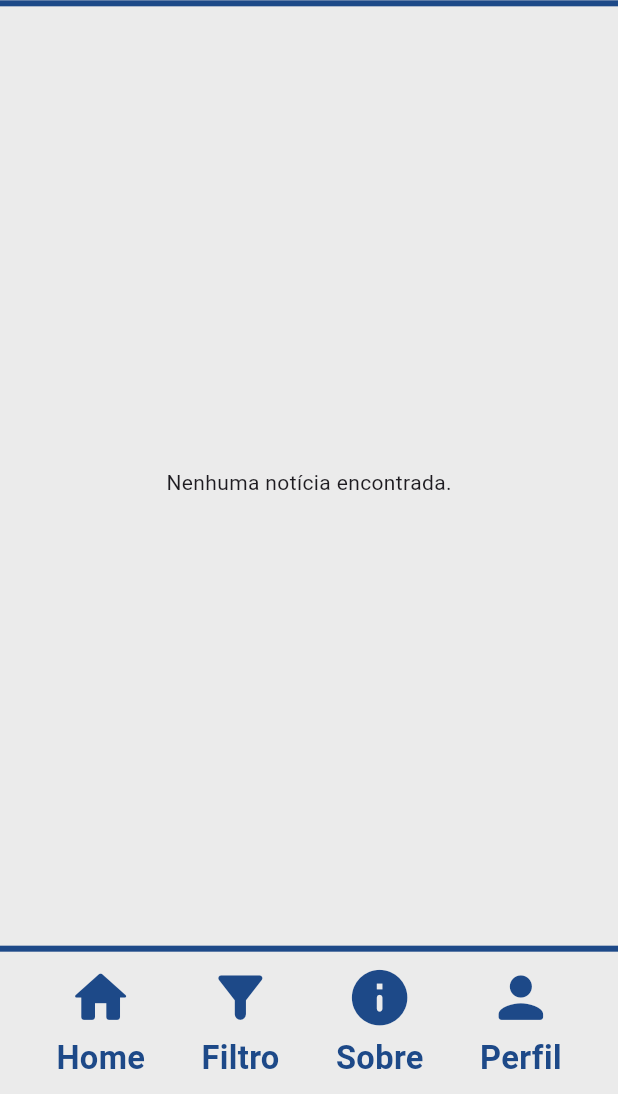
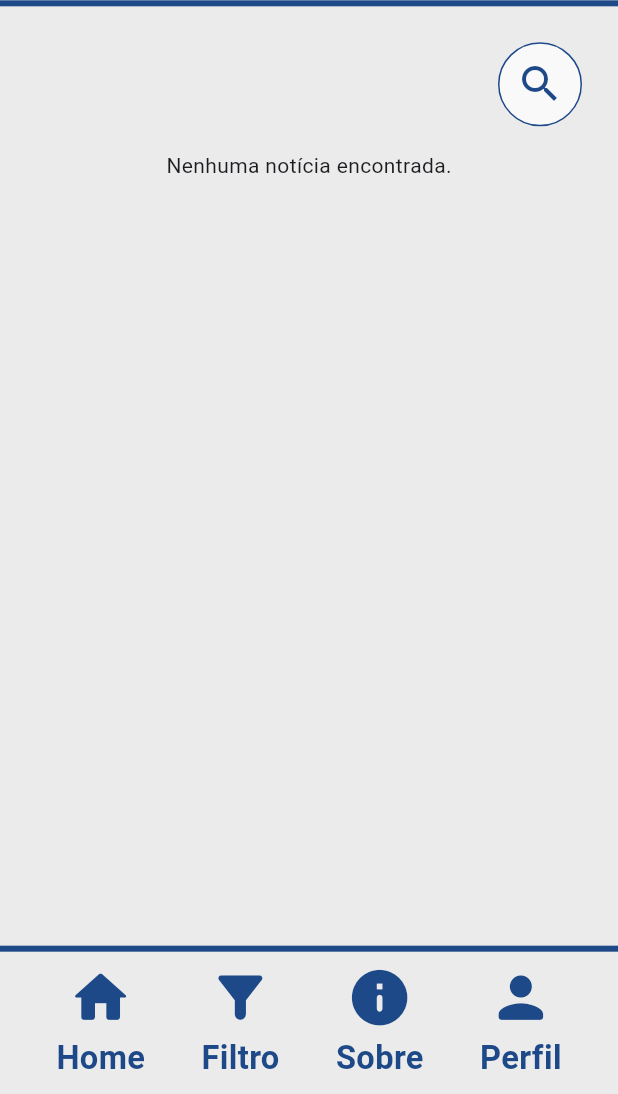
Before and after one commit to GWI-News/Semestre5-Mobile, a Flutter app: the screen it shows after launch, on a phone screen of 412 x 824 dp, the part 142-1236 px from its top. Run offline on Flutter 3.47's test engine with Material 3 defaults, Android fonts, the light colour scheme and no system bars; our stand-ins replace cloud_firestore, firebase_core, flutter_svg; accounts and stored records are empty.

Commit message:
Add NewsSearchBar widget for enhanced news searching functionality.

```diff
--- a/semestre5_mobile/lib/pages/news_dashboard_page.dart
+++ b/semestre5_mobile/lib/pages/news_dashboard_page.dart
@@ -2,6 +2,7 @@ import 'package:flutter/material.dart';
 import 'package:semestre5_mobile/widgets/header.dart';
 import 'package:semestre5_mobile/widgets/navbar.dart';
 import 'package:semestre5_mobile/widgets/news_card.dart';
+import 'package:semestre5_mobile/widgets/news_search_bar.dart'; // Corrigido: nome correto do widget
 import 'package:semestre5_mobile/context/firestore_db_context.dart';
 
 class NewsDashboardPage extends StatefulWidget {
@@ -43,7 +44,16 @@ class _NewsDashboardPageState extends State<NewsDashboardPage> {
                 left: 8,
                 right: 8,
               ),
-              child: FutureBuilder<List<Map<String, dynamic>>>(
+              child: SingleChildScrollView(
+                child: Center(
+                  child: ConstrainedBox(
+                    constraints: const BoxConstraints(maxWidth: 1200),
+                    child: Column(
+                      crossAxisAlignment: CrossAxisAlignment.center,
+                      children: [
+                        const NewsSearchBar(), // Corrigido: nome correto do widget
+                        const SizedBox(height: 8),
+                        FutureBuilder<List<Map<String, dynamic>>>(
                           future: _newsFuture,
                           builder: (context, snapshot) {
                             if (snapshot.connectionState == ConnectionState.waiting) {
@@ -58,11 +68,11 @@ class _NewsDashboardPageState extends State<NewsDashboardPage> {
                                 child: Text('Nenhuma notícia encontrada.'),
                               );
                             }
-                  return SingleChildScrollView(
-                    child: Wrap(
+                            return Wrap(
                               alignment: WrapAlignment.center,
-                      children:
-                          newsList.map((newsItem) {
+                              spacing: 8,
+                              runSpacing: 8,
+                              children: newsList.map((newsItem) {
                                 return NewsCard(
                                   newsItem: {
                                     ...newsItem,
@@ -71,14 +81,17 @@ class _NewsDashboardPageState extends State<NewsDashboardPage> {
                                     'title': newsItem['title'],
                                   },
                                   categoryName: newsItem['category'] ?? '',
-                              subcategoriesNames:
-                                  newsItem['subcategories'] ?? '',
+                                  subcategoriesNames: newsItem['subcategories'] ?? '',
                                   onTap: () {},
                                 );
                               }).toList(),
-                    ),
                             );
                           },
+                        ),
+                      ],
+                    ),
+                  ),
+                ),
               ),
             ),
           ),
--- /dev/null
+++ b/semestre5_mobile/lib/widgets/news_search_bar.dart
@@ -0,0 +1,289 @@
+import 'package:flutter/material.dart';
+import 'package:cloud_firestore/cloud_firestore.dart';
+import 'package:semestre5_mobile/widgets/news_card.dart';
+
+class NewsSearchBar extends StatefulWidget {
+  const NewsSearchBar({super.key});
+
+  @override
+  State<NewsSearchBar> createState() => _NewsSearchBarState();
+}
+
+class _NewsSearchBarState extends State<NewsSearchBar> {
+  final TextEditingController _controller = TextEditingController();
+  bool _searchBarDisplay = false;
+  String _searchTerm = '';
+  String _debouncedSearchTerm = '';
+  List<Map<String, dynamic>> _searchNews = [];
+  bool _resultSearch = true;
+  List<Map<String, dynamic>> _newsCategories = [];
+  List<Map<String, dynamic>> _newsSubcategories = [];
+  late final FocusNode _focusNode;
+
+  @override
+  void initState() {
+    super.initState();
+    _focusNode = FocusNode();
+    _fetchNewsCategories();
+    _fetchNewsSubcategories();
+    _controller.addListener(_onSearchChanged);
+  }
+
+  @override
+  void dispose() {
+    _controller.dispose();
+    _focusNode.dispose();
+    super.dispose();
+  }
+
+  void _onSearchChanged() {
+    setState(() {
+      _searchTerm = _controller.text;
+    });
+    _debounceSearch();
+  }
+
+  void _debounceSearch() {
+    Future.delayed(const Duration(milliseconds: 750), () {
+      if (_searchTerm == _controller.text) {
+        setState(() {
+          _debouncedSearchTerm = _searchTerm;
+        });
+        _fetchNews();
+      }
+    });
+  }
+
+  String _normalizeString(String str) {
+    return str
+        .toLowerCase()
+        .replaceAll(RegExp(r'[áàãâä]'), 'a')
+        .replaceAll(RegExp(r'[éèêë]'), 'e')
+        .replaceAll(RegExp(r'[íìîï]'), 'i')
+        .replaceAll(RegExp(r'[óòõôö]'), 'o')
+        .replaceAll(RegExp(r'[úùûü]'), 'u')
+        .replaceAll(RegExp(r'[ç]'), 'c')
+        .replaceAll(RegExp(r'[^a-z0-9 ]'), '');
+  }
+
+  Future<void> _fetchNews() async {
+    if (_debouncedSearchTerm.isEmpty) {
+      setState(() {
+        _searchNews = [];
+        _resultSearch = true;
+      });
+      return;
+    }
+    final normalizedSearchTerm = _normalizeString(_debouncedSearchTerm);
+    final query = FirebaseFirestore.instance
+        .collection('News')
+        .orderBy('normalized_title')
+        .startAt([normalizedSearchTerm])
+        .endAt(['$normalizedSearchTerm\uf8ff'])
+        .limit(10);
+
+    final snapshot = await query.get();
+    final newsList =
+        snapshot.docs.map((doc) {
+          final data = doc.data();
+          data['id'] = doc.id;
+          return data;
+        }).toList();
+
+    setState(() {
+      _searchNews = newsList;
+      _resultSearch = newsList.isNotEmpty;
+    });
+  }
+
+  Future<void> _fetchNewsCategories() async {
+    final snapshot =
+        await FirebaseFirestore.instance.collection('NewsCategories').get();
+    setState(() {
+      _newsCategories =
+          snapshot.docs.map((doc) {
+            final data = doc.data();
+            data['id'] = doc.id;
+            return data;
+          }).toList();
+    });
+  }
+
+  Future<void> _fetchNewsSubcategories() async {
+    final snapshot =
+        await FirebaseFirestore.instance.collection('NewsSubcategories').get();
+    setState(() {
+      _newsSubcategories =
+          snapshot.docs.map((doc) {
+            final data = doc.data();
+            data['id'] = doc.id;
+            return data;
+          }).toList();
+    });
+  }
+
+  String _verifyCategoryName(Map<String, dynamic> newsItem) {
+    final category = _newsCategories.firstWhere(
+      (cat) => cat['id'] == newsItem['news_category_id'],
+      orElse: () => {},
+    );
+    return category['name'] ?? '';
+  }
+
+  List<String> _verifySubcategoriesNames(Map<String, dynamic> newsItem) {
+    final List subcategoryIds = newsItem['news_subcategory_ids'] ?? [];
+    List<String> names = [];
+    for (final subId in subcategoryIds) {
+      final sub = _newsSubcategories.firstWhere(
+        (s) => s['id'] == subId,
+        orElse: () => {},
+      );
+      if (sub['name'] != null) names.add(sub['name']);
+    }
+    return names;
+  }
+
+  @override
+  Widget build(BuildContext context) {
+    final double width = MediaQuery.of(context).size.width;
+    const double closeButtonWidth = 56;
+
+    return Column(
+      crossAxisAlignment: CrossAxisAlignment.start,
+      children: [
+        // 1. Botão de abrir/fechar barra de pesquisa
+        Row(
+          mainAxisAlignment: MainAxisAlignment.end,
+          children: [
+            if (_searchBarDisplay)
+              // 2. Barra de pesquisa (input) à esquerda do botão
+              Expanded(
+                child: AnimatedContainer(
+                  duration: const Duration(milliseconds: 200),
+                  width: _searchBarDisplay ? double.infinity : 0,
+                  height: 56,
+                  margin: const EdgeInsets.only(
+                    bottom: 8,
+                    right: 0,
+                    left: 16,
+                    top: 16,
+                  ),
+                  decoration: BoxDecoration(
+                    color: Colors.white,
+                    borderRadius: BorderRadius.circular(16),
+                    boxShadow: [
+                      BoxShadow(
+                        color: Colors.black.withOpacity(0.10),
+                        blurRadius: 8,
+                        offset: const Offset(0, 2),
+                      ),
+                    ],
+                    border: Border.all(
+                      color: const Color(0xFF1D4988),
+                      width: 1,
+                    ),
+                  ),
+                  alignment: Alignment.centerLeft,
+                  child: Padding(
+                    padding: const EdgeInsets.only(left: 12.0, right: 8.0),
+                    child: TextField(
+                      controller: _controller,
+                      focusNode: _focusNode,
+                      autofocus: true,
+                      decoration: const InputDecoration(
+                        hintText: 'Busque por Notícias...',
+                        border: InputBorder.none,
+                        isDense: true,
+                      ),
+                      style: const TextStyle(fontSize: 18),
+                    ),
+                  ),
+                ),
+              ),
+            // Botão de abrir/fechar
+            Container(
+              margin: const EdgeInsets.only(
+                top: 16,
+                bottom: 8,
+                right: 16,
+                left: 8,
+              ),
+              width: closeButtonWidth,
+              height: 56,
+              child: IconButton(
+                icon: Icon(
+                  _searchBarDisplay ? Icons.close : Icons.search,
+                  color: const Color(0xFF1D4988),
+                  size: _searchBarDisplay ? 28 : 32,
+                ),
+                onPressed: () {
+                  setState(() {
+                    _searchBarDisplay = !_searchBarDisplay;
+                    if (!_searchBarDisplay) {
+                      _controller.clear();
+                      _searchNews = [];
+                      _resultSearch = true;
+                    } else {
+                      _focusNode.requestFocus();
+                    }
+                  });
+                },
+                splashRadius: 28,
+                style: ButtonStyle(
+                  backgroundColor: MaterialStateProperty.all(Color(0xFFF9F9F9)),
+                  foregroundColor: MaterialStateProperty.all(Color(0xFF1D4988)),
+                  shape: MaterialStateProperty.all(const CircleBorder()),
+                  side: MaterialStateProperty.all(
+                    const BorderSide(color: Color(0xFF1D4988)),
+                  ),
+                ),
+              ),
+            ),
+          ],
+        ),
+        // 3. Resultados da busca abaixo dos elementos
+        if (_searchBarDisplay && _debouncedSearchTerm.isNotEmpty)
+          Padding(
+            padding: const EdgeInsets.only(top: 8, left: 16, right: 16),
+            child:
+                _resultSearch
+                    ? Wrap(
+                      alignment: WrapAlignment.center,
+                      spacing: 8,
+                      runSpacing: 8,
+                      children:
+                          _searchNews
+                              .map(
+                                (newsItem) => SizedBox(
+                                  width: width < 600 ? width * 0.95 : 352,
+                                  child: NewsCard(
+                                    newsItem: newsItem,
+                                    categoryName: _verifyCategoryName(newsItem),
+                                    subcategoriesNames:
+                                        _verifySubcategoriesNames(
+                                          newsItem,
+                                        ).join(', '),
+                                    onTap: null,
+                                  ),
+                                ),
+                              )
+                              .toList(),
+                    )
+                    : const Center(
+                      child: Padding(
+                        padding: EdgeInsets.symmetric(vertical: 16),
+                        child: Text(
+                          'Nenhum Resultado Encontrado.',
+                          style: TextStyle(
+                            fontSize: 18,
+                            color: Color(0xFF1D4988),
+                            fontWeight: FontWeight.w500,
+                          ),
+                        ),
+                      ),
+                    ),
+          ),
+      ],
+    );
+  }
+}
```
Lines whose indentation alone changed are shown as unchanged.
